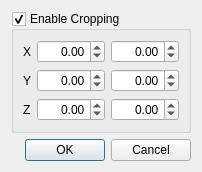
Qt form VelodyneHDL/vvCropReturnsDialog.ui (Kitware/VeloView) before a commit.
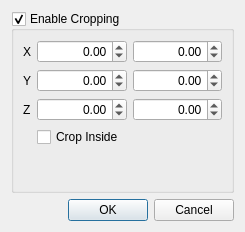
The same form after that commit.

Commit message: feature: Enable ability to crop inside rather than outside the box

```diff
--- a/VelodyneHDL/vvCropReturnsDialog.ui
+++ b/VelodyneHDL/vvCropReturnsDialog.ui
@@ -6,8 +6,8 @@
    <rect>
     <x>0</x>
     <y>0</y>
-    <width>196</width>
-    <height>157</height>
+    <width>245</width>
+    <height>232</height>
    </rect>
   </property>
   <property name="windowTitle">
@@ -137,6 +137,13 @@
         </item>
        </layout>
       </item>
+      <item row="3" column="1">
+       <widget class="QCheckBox" name="CropInsideCheckBox">
+        <property name="text">
+         <string>Crop Inside</string>
+        </property>
+       </widget>
+      </item>
      </layout>
     </widget>
    </item>
```
The commit also changes 6 other files.
